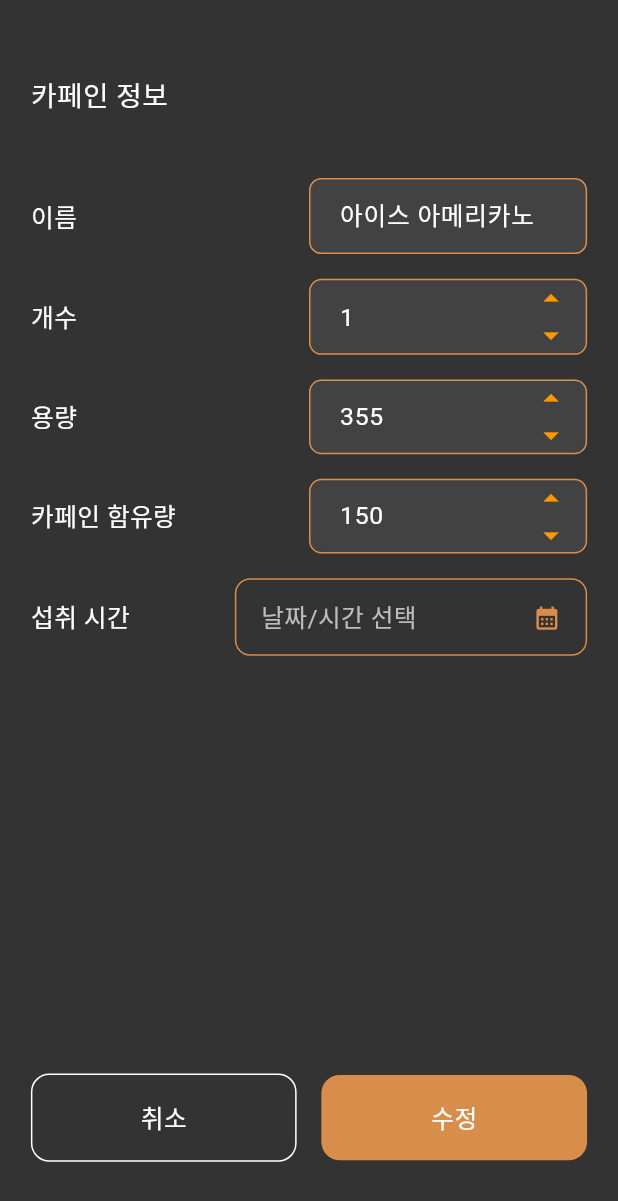
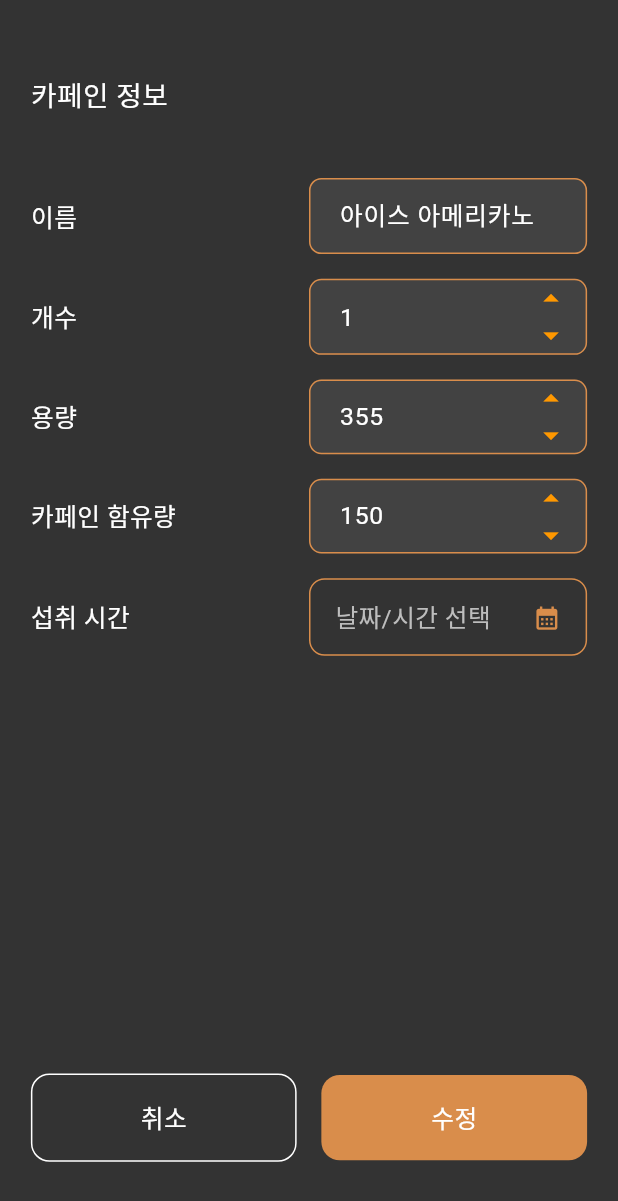
Before and after one commit to 4TH-cocothon-team2/danzam-flutter, a Flutter app: the screen it shows after launch, after a tap on "아이스 아메리카노", on a phone screen of 412 x 824 dp. Shown: the top 1201 px of the screen. Run offline on Flutter 3.47's test engine with Material 3 defaults, Android fonts, the phone set to English and light mode, and no system bars; our stand-ins replace flutter_svg, get, simple_circular_progress_bar.

Commit message:
fix/ui수정

```diff
--- a/lib/home/home_edit.dart
+++ b/lib/home/home_edit.dart
@@ -278,7 +278,7 @@ class _HomeEditState extends State<HomeEdit> {
       child: Row(
         children: [
           SizedBox(
-            width: size.width * 0.23,
+            width: size.width * 0.25,
             child: Text(
               label,
               style: TextStyle(
@@ -287,7 +287,7 @@ class _HomeEditState extends State<HomeEdit> {
               ),
             ),
           ),
-          SizedBox(width: size.width * 0.1),
+          SizedBox(width: size.width * 0.2),
           Expanded(
             child: GestureDetector(
               onTap: () async {
```
